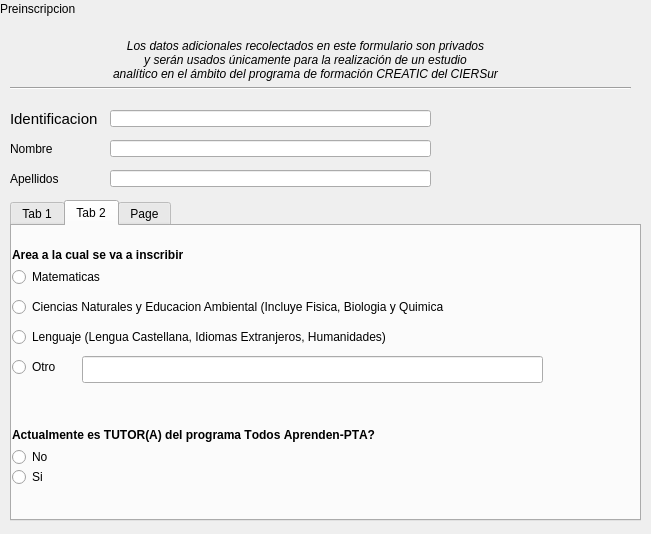
This is SGC/Vista/VistaPreinscribirLT.ui in fernandosanchez1128/SGC as Qt 5 draws it before an edit. The edited form follows.
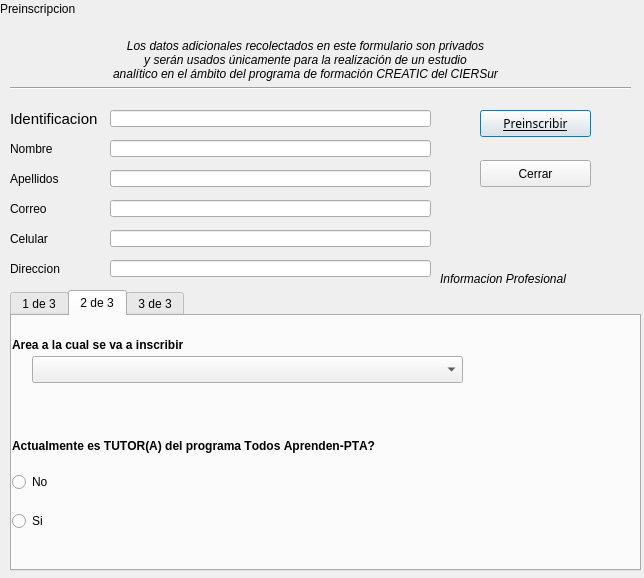
This is the edited form. The open tabs and pages were chosen to show the change.

The edit to the form file:
```diff
--- a/SGC/Vista/VistaPreinscribirLT.ui
+++ b/SGC/Vista/VistaPreinscribirLT.ui
@@ -6,10 +6,16 @@
    <rect>
     <x>0</x>
     <y>0</y>
-    <width>651</width>
-    <height>534</height>
+    <width>644</width>
+    <height>578</height>
    </rect>
   </property>
+  <property name="sizePolicy">
+   <sizepolicy hsizetype="Preferred" vsizetype="Preferred">
+    <horstretch>0</horstretch>
+    <verstretch>0</verstretch>
+   </sizepolicy>
+  </property>
   <property name="windowTitle">
    <string>Dialog</string>
   </property>
@@ -26,30 +32,133 @@
     <string>Preinscripcion</string>
    </property>
   </widget>
-  <widget class="QTabWidget" name="tabWidget">
+  <widget class="QLineEdit" name="lineEdit_3">
    <property name="geometry">
     <rect>
+     <x>110</x>
+     <y>170</y>
+     <width>321</width>
+     <height>17</height>
+    </rect>
+   </property>
+  </widget>
+  <widget class="Line" name="line">
+   <property name="geometry">
+    <rect>
      <x>10</x>
-     <y>200</y>
+     <y>80</y>
+     <width>621</width>
+     <height>16</height>
+    </rect>
+   </property>
+   <property name="orientation">
+    <enum>Qt::Horizontal</enum>
+   </property>
+  </widget>
+  <widget class="QLabel" name="label_3">
+   <property name="geometry">
+    <rect>
+     <x>10</x>
+     <y>110</y>
+     <width>101</width>
+     <height>17</height>
+    </rect>
+   </property>
+   <property name="font">
+    <font>
+     <pointsize>11</pointsize>
+    </font>
+   </property>
+   <property name="text">
+    <string>Identificacion</string>
+   </property>
+  </widget>
+  <widget class="QLabel" name="label_5">
+   <property name="geometry">
+    <rect>
+     <x>10</x>
+     <y>170</y>
+     <width>66</width>
+     <height>17</height>
+    </rect>
+   </property>
+   <property name="text">
+    <string>Apellidos</string>
+   </property>
+  </widget>
+  <widget class="QLabel" name="label_4">
+   <property name="geometry">
+    <rect>
+     <x>10</x>
+     <y>140</y>
+     <width>66</width>
+     <height>17</height>
+    </rect>
+   </property>
+   <property name="text">
+    <string>Nombre</string>
+   </property>
+  </widget>
+  <widget class="QLineEdit" name="lineEdit_2">
+   <property name="geometry">
+    <rect>
+     <x>110</x>
+     <y>140</y>
+     <width>321</width>
+     <height>17</height>
+    </rect>
+   </property>
+  </widget>
+  <widget class="QLineEdit" name="lineEdit">
+   <property name="geometry">
+    <rect>
+     <x>110</x>
+     <y>110</y>
+     <width>321</width>
+     <height>17</height>
+    </rect>
+   </property>
+  </widget>
+  <widget class="QLabel" name="label">
+   <property name="geometry">
+    <rect>
+     <x>60</x>
+     <y>20</y>
+     <width>491</width>
+     <height>81</height>
+    </rect>
+   </property>
+   <property name="text">
+    <string>&lt;html&gt;&lt;head/&gt;&lt;body&gt;&lt;p align=&quot;center&quot;&gt;&lt;span style=&quot; font-size:9pt; font-style:italic;&quot;&gt;Los datos adicionales recolectados en este formulario son privados &lt;br/&gt;y serán usados únicamente para la realización de un estudio &lt;br/&gt;analítico en el ámbito del programa de formación CREATIC del CIER­Sur&lt;/span&gt;&lt;/p&gt;&lt;/body&gt;&lt;/html&gt;</string>
+   </property>
+  </widget>
+  <widget class="QWidget" name="gridLayoutWidget">
+   <property name="geometry">
+    <rect>
+     <x>10</x>
+     <y>290</y>
      <width>631</width>
-     <height>321</height>
+     <height>281</height>
     </rect>
    </property>
+   <layout class="QGridLayout" name="gridLayout">
+    <item row="0" column="0">
+     <widget class="QTabWidget" name="tabWidget">
    <property name="toolTip">
     <string>&lt;html&gt;&lt;head/&gt;&lt;body&gt;&lt;p&gt;Informacion Profesional&lt;/p&gt;&lt;/body&gt;&lt;/html&gt;</string>
    </property>
    <property name="currentIndex">
-    <number>2</number>
+       <number>0</number>
    </property>
    <widget class="QWidget" name="tab">
     <attribute name="title">
-     <string>Tab 1</string>
+        <string>1 de 3</string>
     </attribute>
     <widget class="QLabel" name="label_9">
      <property name="geometry">
       <rect>
-       <x>10</x>
-       <y>170</y>
+          <x>0</x>
+          <y>130</y>
        <width>201</width>
        <height>17</height>
       </rect>
@@ -61,8 +170,8 @@
     <widget class="QLineEdit" name="lineEdit_6">
      <property name="geometry">
       <rect>
-       <x>10</x>
-       <y>190</y>
+          <x>0</x>
+          <y>150</y>
        <width>261</width>
        <height>27</height>
       </rect>
@@ -71,8 +180,8 @@
     <widget class="QLineEdit" name="lineEdit_7">
      <property name="geometry">
       <rect>
-       <x>10</x>
-       <y>250</y>
+          <x>0</x>
+          <y>210</y>
        <width>261</width>
        <height>27</height>
       </rect>
@@ -81,8 +190,8 @@
     <widget class="QLineEdit" name="lineEdit_4">
      <property name="geometry">
       <rect>
-       <x>10</x>
-       <y>70</y>
+          <x>0</x>
+          <y>30</y>
        <width>261</width>
        <height>27</height>
       </rect>
@@ -91,36 +200,18 @@
     <widget class="QLineEdit" name="lineEdit_9">
      <property name="geometry">
       <rect>
-       <x>340</x>
-       <y>130</y>
+          <x>330</x>
+          <y>90</y>
        <width>281</width>
        <height>27</height>
       </rect>
      </property>
     </widget>
-    <widget class="QLabel" name="label_6">
-     <property name="geometry">
-      <rect>
-       <x>220</x>
-       <y>20</y>
-       <width>161</width>
-       <height>17</height>
-      </rect>
-     </property>
-     <property name="font">
-      <font>
-       <italic>true</italic>
-      </font>
-     </property>
-     <property name="text">
-      <string>Informacion Profesional</string>
-     </property>
-    </widget>
     <widget class="QLabel" name="label_7">
      <property name="geometry">
       <rect>
-       <x>10</x>
-       <y>50</y>
+          <x>0</x>
+          <y>10</y>
        <width>161</width>
        <height>17</height>
       </rect>
@@ -132,8 +223,8 @@
     <widget class="QLabel" name="label_11">
      <property name="geometry">
       <rect>
-       <x>340</x>
-       <y>50</y>
+          <x>330</x>
+          <y>10</y>
        <width>171</width>
        <height>17</height>
       </rect>
@@ -145,8 +236,8 @@
     <widget class="QLabel" name="label_12">
      <property name="geometry">
       <rect>
-       <x>340</x>
-       <y>110</y>
+          <x>330</x>
+          <y>70</y>
        <width>71</width>
        <height>17</height>
       </rect>
@@ -158,8 +249,8 @@
     <widget class="QLabel" name="label_10">
      <property name="geometry">
       <rect>
-       <x>10</x>
-       <y>230</y>
+          <x>0</x>
+          <y>190</y>
        <width>66</width>
        <height>17</height>
       </rect>
@@ -171,8 +262,8 @@
     <widget class="QLineEdit" name="lineEdit_5">
      <property name="geometry">
       <rect>
-       <x>10</x>
-       <y>130</y>
+          <x>0</x>
+          <y>90</y>
        <width>261</width>
        <height>27</height>
       </rect>
@@ -181,8 +272,8 @@
     <widget class="QLabel" name="label_8">
      <property name="geometry">
       <rect>
-       <x>10</x>
-       <y>110</y>
+          <x>0</x>
+          <y>70</y>
        <width>201</width>
        <height>17</height>
       </rect>
@@ -194,8 +285,8 @@
     <widget class="QLineEdit" name="lineEdit_8">
      <property name="geometry">
       <rect>
-       <x>340</x>
-       <y>70</y>
+          <x>330</x>
+          <y>30</y>
        <width>281</width>
        <height>27</height>
       </rect>
@@ -204,57 +295,8 @@
    </widget>
    <widget class="QWidget" name="tab_2">
     <attribute name="title">
-     <string>Tab 2</string>
-    </attribute>
-    <widget class="QLineEdit" name="lineEdit_10">
-     <property name="geometry">
-      <rect>
-       <x>70</x>
-       <y>130</y>
-       <width>461</width>
-       <height>27</height>
-      </rect>
-     </property>
-    </widget>
-    <widget class="QRadioButton" name="radioButton_4">
-     <property name="geometry">
-      <rect>
-       <x>0</x>
-       <y>130</y>
-       <width>61</width>
-       <height>22</height>
-      </rect>
-     </property>
-     <property name="text">
-      <string>Otro</string>
-     </property>
-    </widget>
-    <widget class="QRadioButton" name="radioButton">
-     <property name="geometry">
-      <rect>
-       <x>0</x>
-       <y>40</y>
-       <width>171</width>
-       <height>22</height>
-      </rect>
-     </property>
-     <property name="text">
-      <string>Matematicas</string>
-     </property>
-    </widget>
-    <widget class="QRadioButton" name="radioButton_3">
-     <property name="geometry">
-      <rect>
-       <x>0</x>
-       <y>100</y>
-       <width>541</width>
-       <height>22</height>
-      </rect>
-     </property>
-     <property name="text">
-      <string>Lenguaje (Lengua Castellana, Idiomas Extranjeros, Humanidades)</string>
-     </property>
-    </widget>
+        <string>2 de 3</string>
+       </attribute>
     <widget class="QLabel" name="label_13">
      <property name="geometry">
       <rect>
@@ -276,53 +318,23 @@
       <string>Area a la cual se va a inscribir</string>
      </property>
     </widget>
-    <widget class="QRadioButton" name="radioButton_2">
+       <widget class="QWidget" name="verticalLayoutWidget">
      <property name="geometry">
       <rect>
        <x>0</x>
-       <y>70</y>
-       <width>531</width>
-       <height>22</height>
-      </rect>
-     </property>
-     <property name="text">
-      <string>Ciencias Naturales y Educacion Ambiental (Incluye Fisica, Biologia y Quimica</string>
-     </property>
-    </widget>
-    <widget class="QRadioButton" name="radioButton_6">
-     <property name="geometry">
-      <rect>
-       <x>0</x>
-       <y>240</y>
-       <width>116</width>
-       <height>22</height>
-      </rect>
-     </property>
-     <property name="text">
-      <string>Si</string>
-     </property>
-    </widget>
-    <widget class="QRadioButton" name="radioButton_5">
-     <property name="geometry">
-      <rect>
-       <x>0</x>
-       <y>220</y>
-       <width>116</width>
-       <height>22</height>
-      </rect>
-     </property>
-     <property name="text">
-      <string>No</string>
-     </property>
-    </widget>
+          <y>110</y>
+          <width>451</width>
+          <height>121</height>
+         </rect>
+        </property>
+        <layout class="QVBoxLayout" name="verticalLayout">
+         <item>
     <widget class="QLabel" name="label_14">
-     <property name="geometry">
-      <rect>
-       <x>0</x>
-       <y>200</y>
-       <width>451</width>
-       <height>17</height>
-      </rect>
+           <property name="sizePolicy">
+            <sizepolicy hsizetype="Fixed" vsizetype="Fixed">
+             <horstretch>0</horstretch>
+             <verstretch>0</verstretch>
+            </sizepolicy>
      </property>
      <property name="font">
       <font>
@@ -335,11 +347,62 @@
      <property name="text">
       <string>Actualmente es TUTOR(A) del programa Todos Aprenden-PTA?</string>
      </property>
-    </widget>
-   </widget>
-   <widget class="QWidget" name="tab_3">
+           <property name="alignment">
+            <set>Qt::AlignLeading|Qt::AlignLeft|Qt::AlignTop</set>
+           </property>
+          </widget>
+         </item>
+         <item>
+          <widget class="QRadioButton" name="radioButton_5">
+           <property name="sizePolicy">
+            <sizepolicy hsizetype="Fixed" vsizetype="Fixed">
+             <horstretch>0</horstretch>
+             <verstretch>0</verstretch>
+            </sizepolicy>
+           </property>
+           <property name="layoutDirection">
+            <enum>Qt::LeftToRight</enum>
+           </property>
+           <property name="text">
+            <string>No</string>
+           </property>
+          </widget>
+         </item>
+         <item>
+          <widget class="QRadioButton" name="radioButton_6">
+           <property name="sizePolicy">
+            <sizepolicy hsizetype="Fixed" vsizetype="Fixed">
+             <horstretch>0</horstretch>
+             <verstretch>0</verstretch>
+            </sizepolicy>
+           </property>
+           <property name="text">
+            <string>Si</string>
+           </property>
+          </widget>
+         </item>
+        </layout>
+       </widget>
+       <widget class="QComboBox" name="comboBox">
+        <property name="geometry">
+         <rect>
+          <x>20</x>
+          <y>40</y>
+          <width>431</width>
+          <height>27</height>
+         </rect>
+        </property>
+        <property name="currentIndex">
+         <number>-1</number>
+        </property>
+        <property name="minimumContentsLength">
+         <number>0</number>
+        </property>
+       </widget>
+      </widget>
+      <widget class="QWidget" name="tab3">
     <attribute name="title">
-     <string>Page</string>
+        <string>3 de 3</string>
     </attribute>
     <widget class="QRadioButton" name="radioButton_8">
      <property name="geometry">
@@ -388,119 +451,131 @@
       <string>No</string>
      </property>
     </widget>
+      </widget>
+     </widget>
+    </item>
+   </layout>
+  </widget>
     <widget class="QPushButton" name="pushButton">
      <property name="geometry">
       <rect>
-       <x>520</x>
-       <y>250</y>
-       <width>98</width>
+     <x>480</x>
+     <y>110</y>
+     <width>111</width>
        <height>27</height>
       </rect>
      </property>
+   <property name="font">
+    <font>
+     <family>Arial Black</family>
+     <weight>50</weight>
+     <italic>false</italic>
+     <bold>false</bold>
+     <underline>true</underline>
+    </font>
+   </property>
      <property name="text">
       <string>Preinscribir</string>
      </property>
     </widget>
-   </widget>
+  <widget class="QPushButton" name="pushButton_2">
+   <property name="geometry">
+    <rect>
+     <x>480</x>
+     <y>160</y>
+     <width>111</width>
+     <height>27</height>
+    </rect>
+   </property>
+   <property name="text">
+    <string>Cerrar</string>
+   </property>
+  </widget>
+  <widget class="QLineEdit" name="lineEdit_10">
+   <property name="geometry">
+    <rect>
+     <x>110</x>
+     <y>200</y>
+     <width>321</width>
+     <height>17</height>
+    </rect>
+   </property>
   </widget>
-  <widget class="QLineEdit" name="lineEdit_3">
+  <widget class="QLabel" name="label_16">
    <property name="geometry">
     <rect>
+     <x>10</x>
+     <y>200</y>
+     <width>66</width>
+     <height>17</height>
+    </rect>
+   </property>
+   <property name="text">
+    <string>Correo</string>
+   </property>
+  </widget>
+  <widget class="QLineEdit" name="lineEdit_11">
+   <property name="geometry">
+    <rect>
      <x>110</x>
-     <y>170</y>
+     <y>260</y>
      <width>321</width>
      <height>17</height>
     </rect>
    </property>
   </widget>
-  <widget class="Line" name="line">
+  <widget class="QLabel" name="label_17">
    <property name="geometry">
     <rect>
      <x>10</x>
-     <y>80</y>
-     <width>621</width>
-     <height>16</height>
+     <y>260</y>
+     <width>66</width>
+     <height>17</height>
     </rect>
    </property>
-   <property name="orientation">
-    <enum>Qt::Horizontal</enum>
+   <property name="text">
+    <string>Direccion</string>
    </property>
   </widget>
-  <widget class="QLabel" name="label_3">
+  <widget class="QLineEdit" name="lineEdit_12">
    <property name="geometry">
     <rect>
+     <x>110</x>
+     <y>230</y>
+     <width>321</width>
+     <height>17</height>
+    </rect>
+   </property>
+  </widget>
+  <widget class="QLabel" name="label_18">
+   <property name="geometry">
+    <rect>
      <x>10</x>
-     <y>110</y>
-     <width>101</width>
+     <y>230</y>
+     <width>66</width>
+     <height>17</height>
+    </rect>
+   </property>
+   <property name="text">
+    <string>Celular</string>
+   </property>
+  </widget>
+  <widget class="QLabel" name="label_6">
+   <property name="geometry">
+    <rect>
+     <x>440</x>
+     <y>270</y>
+     <width>161</width>
      <height>17</height>
     </rect>
    </property>
    <property name="font">
     <font>
-     <pointsize>11</pointsize>
+     <italic>true</italic>
     </font>
    </property>
    <property name="text">
-    <string>Identificacion</string>
-   </property>
-  </widget>
-  <widget class="QLabel" name="label_5">
-   <property name="geometry">
-    <rect>
-     <x>10</x>
-     <y>170</y>
-     <width>66</width>
-     <height>17</height>
-    </rect>
-   </property>
-   <property name="text">
-    <string>Apellidos</string>
-   </property>
-  </widget>
-  <widget class="QLabel" name="label_4">
-   <property name="geometry">
-    <rect>
-     <x>10</x>
-     <y>140</y>
-     <width>66</width>
-     <height>17</height>
-    </rect>
-   </property>
-   <property name="text">
-    <string>Nombre</string>
-   </property>
-  </widget>
-  <widget class="QLineEdit" name="lineEdit_2">
-   <property name="geometry">
-    <rect>
-     <x>110</x>
-     <y>140</y>
-     <width>321</width>
-     <height>17</height>
-    </rect>
-   </property>
-  </widget>
-  <widget class="QLineEdit" name="lineEdit">
-   <property name="geometry">
-    <rect>
-     <x>110</x>
-     <y>110</y>
-     <width>321</width>
-     <height>17</height>
-    </rect>
-   </property>
-  </widget>
-  <widget class="QLabel" name="label">
-   <property name="geometry">
-    <rect>
-     <x>60</x>
-     <y>20</y>
-     <width>491</width>
-     <height>81</height>
-    </rect>
-   </property>
-   <property name="text">
-    <string>&lt;html&gt;&lt;head/&gt;&lt;body&gt;&lt;p align=&quot;center&quot;&gt;&lt;span style=&quot; font-size:9pt; font-style:italic;&quot;&gt;Los datos adicionales recolectados en este formulario son privados &lt;br/&gt;y serán usados únicamente para la realización de un estudio &lt;br/&gt;analítico en el ámbito del programa de formación CREATIC del CIER­Sur&lt;/span&gt;&lt;/p&gt;&lt;/body&gt;&lt;/html&gt;</string>
+    <string>Informacion Profesional</string>
    </property>
   </widget>
  </widget>
```
Lines whose indentation alone changed are shown as unchanged.
